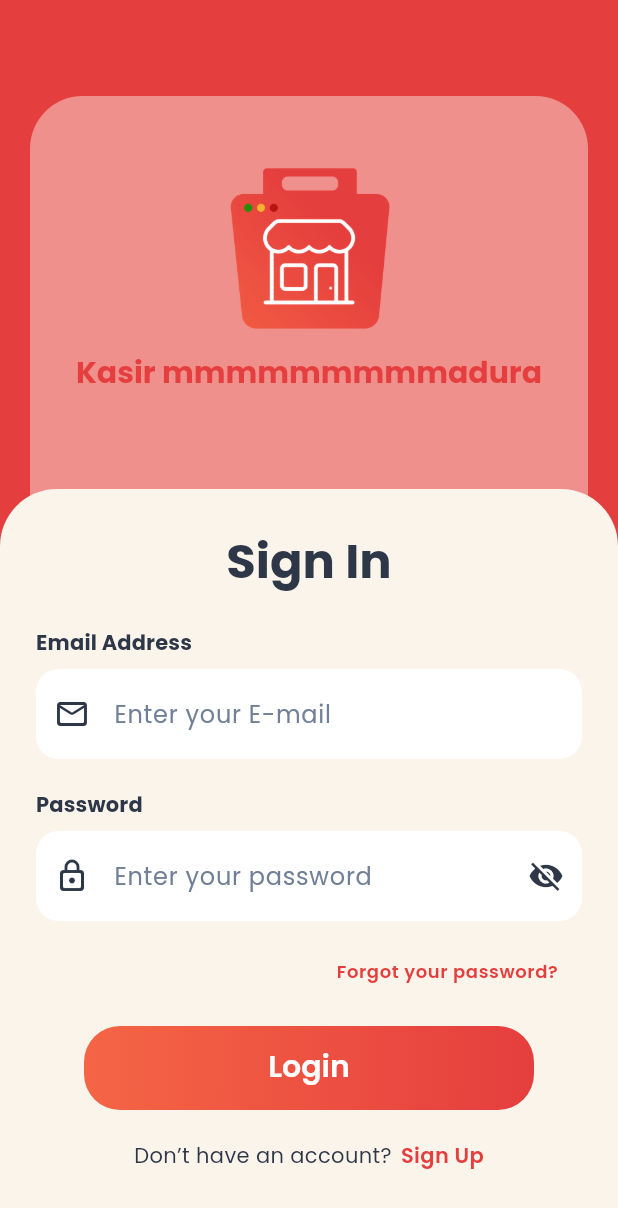
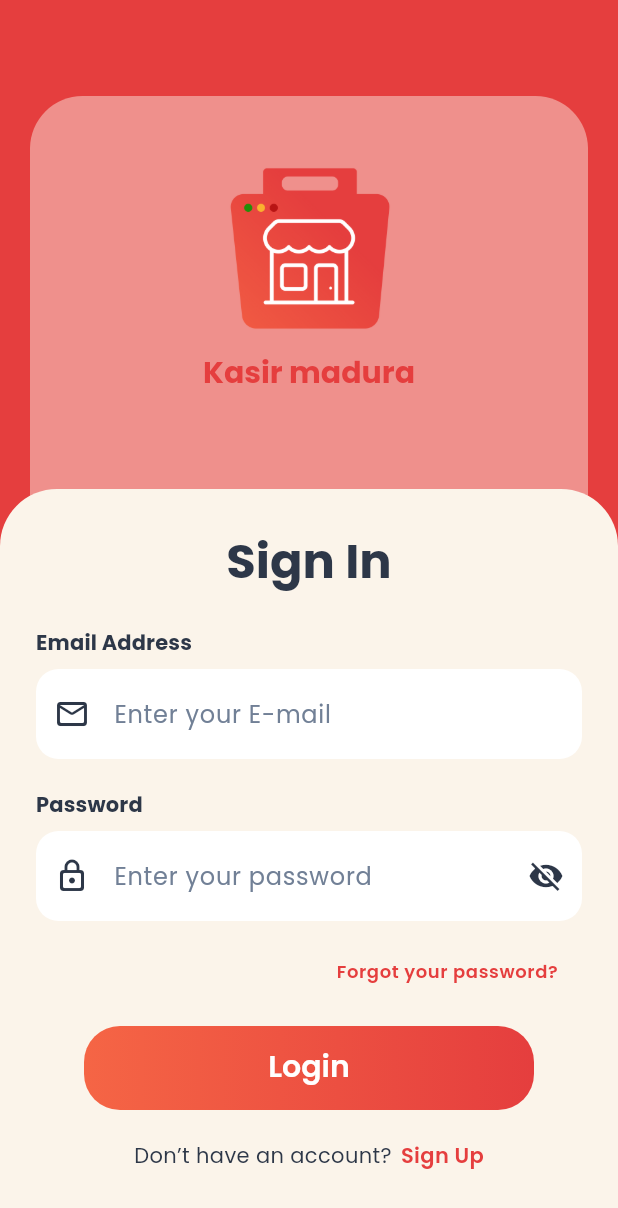
Before and after one commit to amad-IO/frontend-madura-store, a Flutter app: the LoginPage screen opened by its route, on a phone screen of 412 x 824 dp. Shown: the top 1208 px of the screen. Run offline on Flutter 3.47's test engine with Material 3 defaults, Android fonts, the phone set to English and light mode, and no system bars; our stand-ins replace google_fonts.

Commit message:
aku kurangin huruf m

```diff
--- a/lib/ui/pages/LoginPage.dart
+++ b/lib/ui/pages/LoginPage.dart
@@ -148,7 +148,7 @@ class _LoginPageState extends State<LoginPage> {
                         Positioned(
                           top: 146, // atur sesuai kebutuhan
                           child: Text(
-                            'Kasir mmmmmmmmmadura',
+                            'Kasir madura',
                             textAlign: TextAlign.center,
                             style: GoogleFonts.poppins(
                               color: AppTheme.primaryRed,
```
